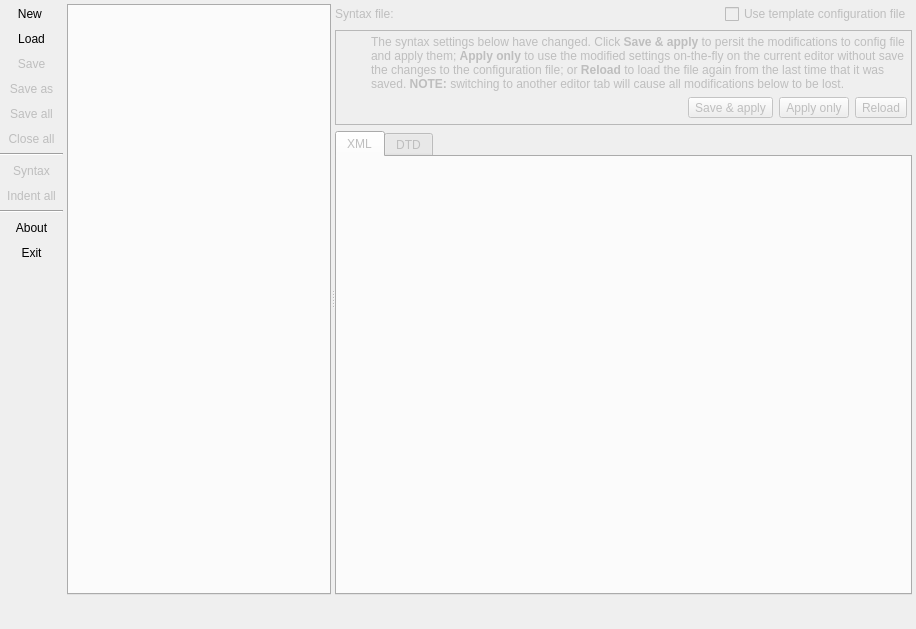
First picture: the form in apps/pgmodeler-se/ui/schemaeditorform.ui, repository pgmodeler/pgmodeler, before the edit.
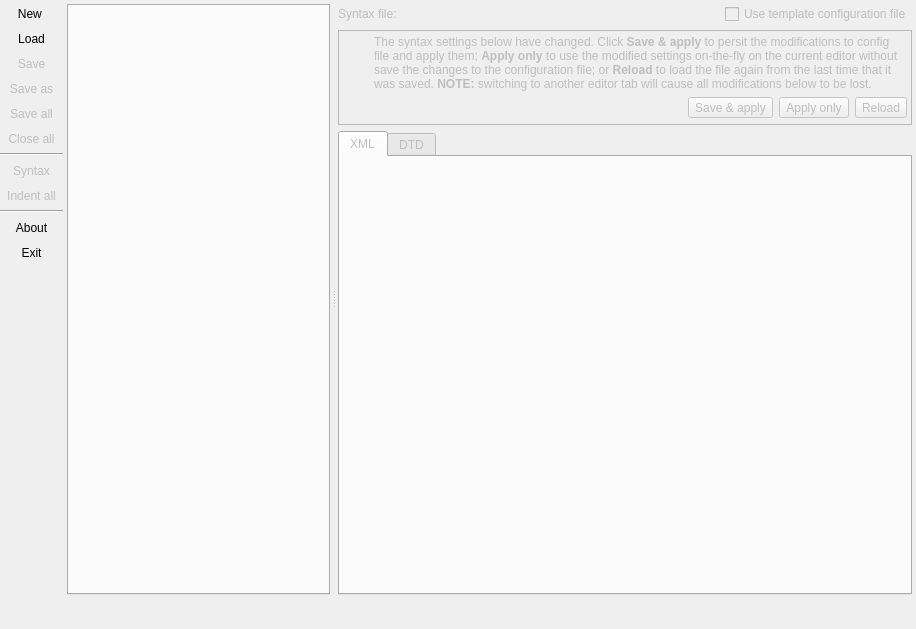
Second picture: the form after the edit. Icons and pictures are not drawn.

Diff of the .ui file:
```diff
--- a/apps/pgmodeler-se/ui/schemaeditorform.ui
+++ b/apps/pgmodeler-se/ui/schemaeditorform.ui
@@ -48,7 +48,7 @@
       <enum>Qt::Horizontal</enum>
      </property>
      <property name="handleWidth">
-      <number>4</number>
+      <number>8</number>
      </property>
      <property name="childrenCollapsible">
       <bool>false</bool>
```
Left out of the diff: 2 changed lines with no effect on the pictures.
